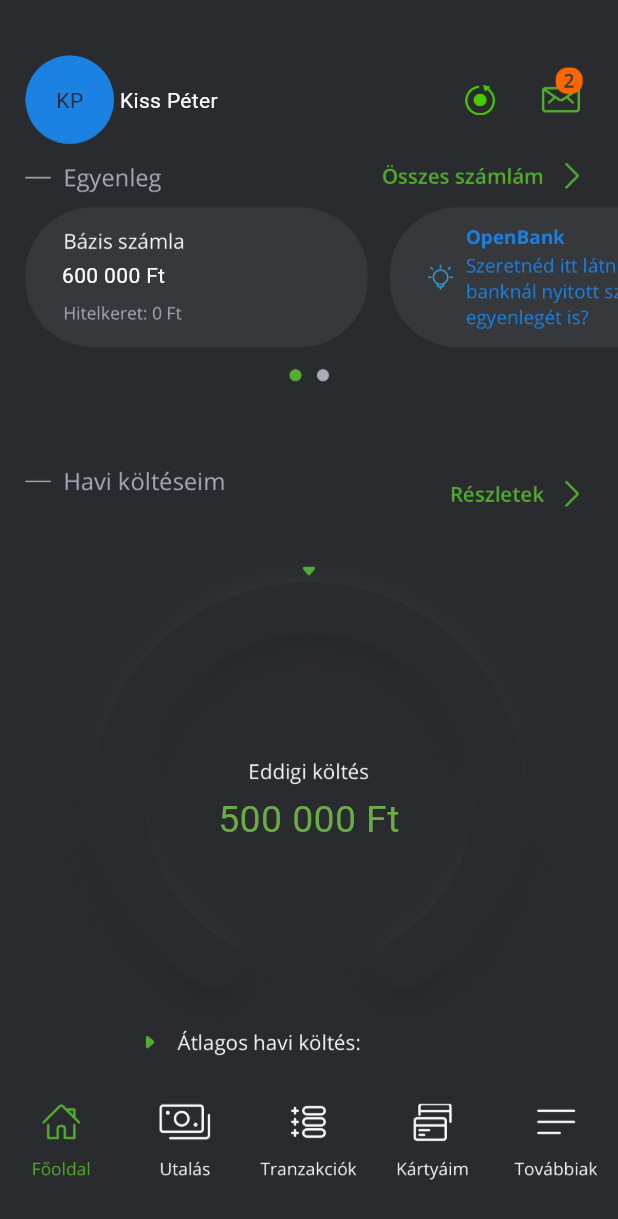
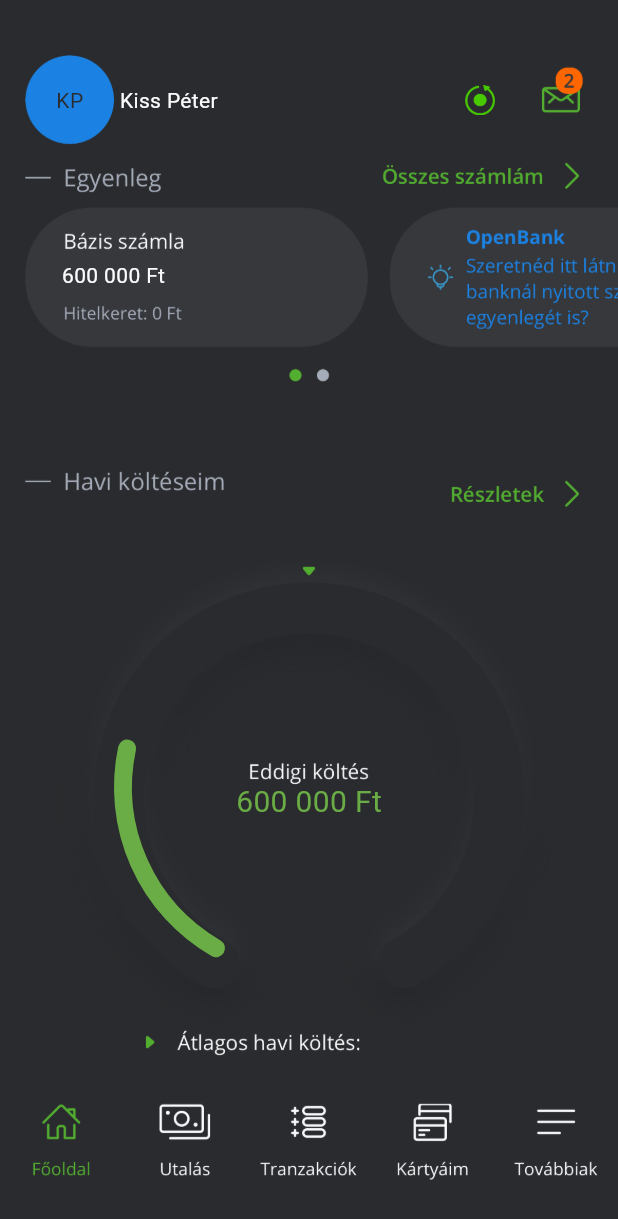
Before and after one commit to Wemzi/otp-rewind, a Flutter app: the screen it shows after launch, on a phone screen of 412 x 824 dp. Shown: the top 1219 px of the screen. Run offline on Flutter 3.47's test engine with Material 2 defaults, Android fonts, the phone set to English and light mode, and no system bars; drawn by our look-alikes of percent_indicator; accounts and stored records are empty; network calls fail.

Commit message:
Added circular progressbar

```diff
--- a/frontend/lib/main.dart
+++ b/frontend/lib/main.dart
@@ -1,6 +1,8 @@
 import 'package:flutter/material.dart';
 import 'package:http/http.dart';
+import 'package:percent_indicator/circular_percent_indicator.dart';
 import "backend.dart" as backend;
+import 'dart:math' as math;
 
 void main() {
   runApp(const OTPRewind());
@@ -278,13 +280,23 @@ class MainPage extends State<OTPAppPage> {
                           ),
                         ],
                       ),
-                      Container(
-                        child:
-                          Padding(padding: EdgeInsets.only(top:MediaQuery.of(context).size.height/2.46,),
-                              child: Text(backend.currentUser == null ? "500 000 Ft" : '${backend.currentUser!.name}',
-                              style: const TextStyle(color: colorOTPgreen, fontSize: 25), textAlign: TextAlign.center,)  //TODO: real spend value from db
+                        Padding(padding: EdgeInsets.only(top:MediaQuery.of(context).size.height/4.1,),
+                            child: Transform.rotate(angle: -math.pi / 1.2,
+                              child: CircularPercentIndicator(
+                                radius: 130,
+                                lineWidth: 12.0,
+                                percent:0.2, //todo max % current spent
+                                center: Transform.rotate(angle: math.pi / 1.2,
+                                        child: Padding(padding: const EdgeInsets.only(top:20),
+                                                child: Text(backend.currentUser == null ? "600 000 Ft" : '${backend.currentUser!.name}',
+                                                style: const TextStyle(color: colorOTPgreen, fontSize: 20),) //TODO: real money value from db)
+                                                ),
+                                ),
+                                circularStrokeCap: CircularStrokeCap.round,
+                                progressColor: colorOTPgreen,
+                                backgroundColor: Colors.transparent,
+                              ),)
                         ),
-                      ),
                     ],
                   ),
                 ),
--- a/frontend/pubspec.yaml
+++ b/frontend/pubspec.yaml
@@ -28,6 +28,7 @@ environment:
 # the latest version available on pub.dev. To see which dependencies have newer
 # versions available, run `flutter pub outdated`.
 dependencies:
+  percent_indicator: ^4.0.1
   flutter:
     sdk: flutter
   http: any
```
Also changed, not shown: frontend/pubspec.lock.
